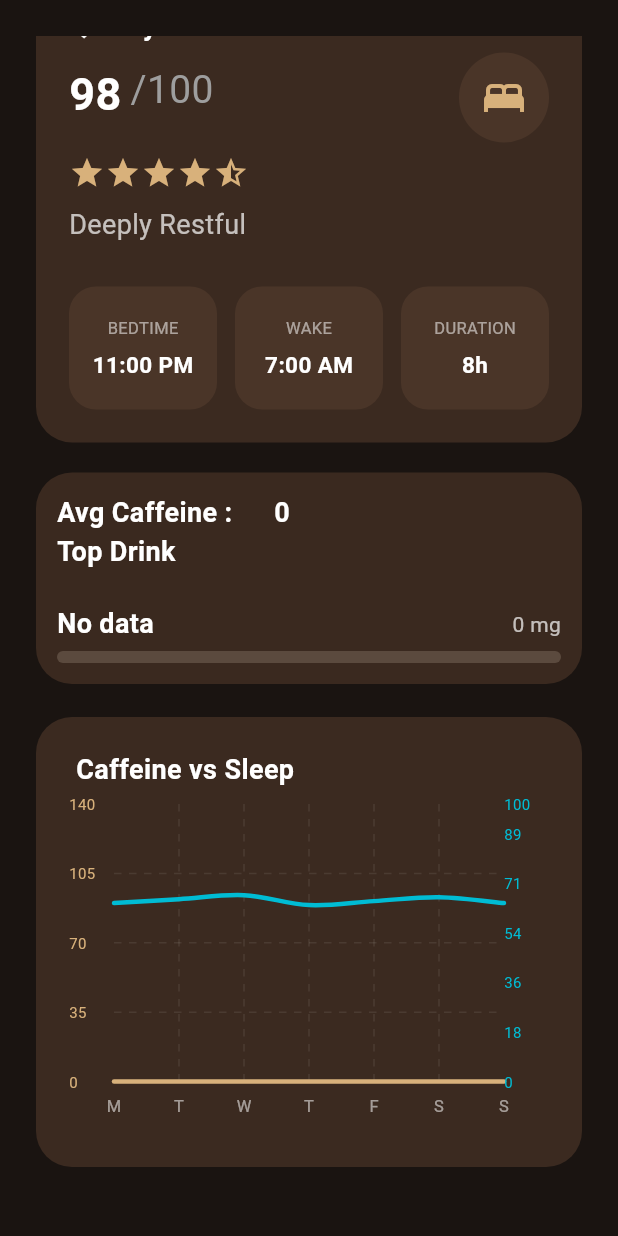
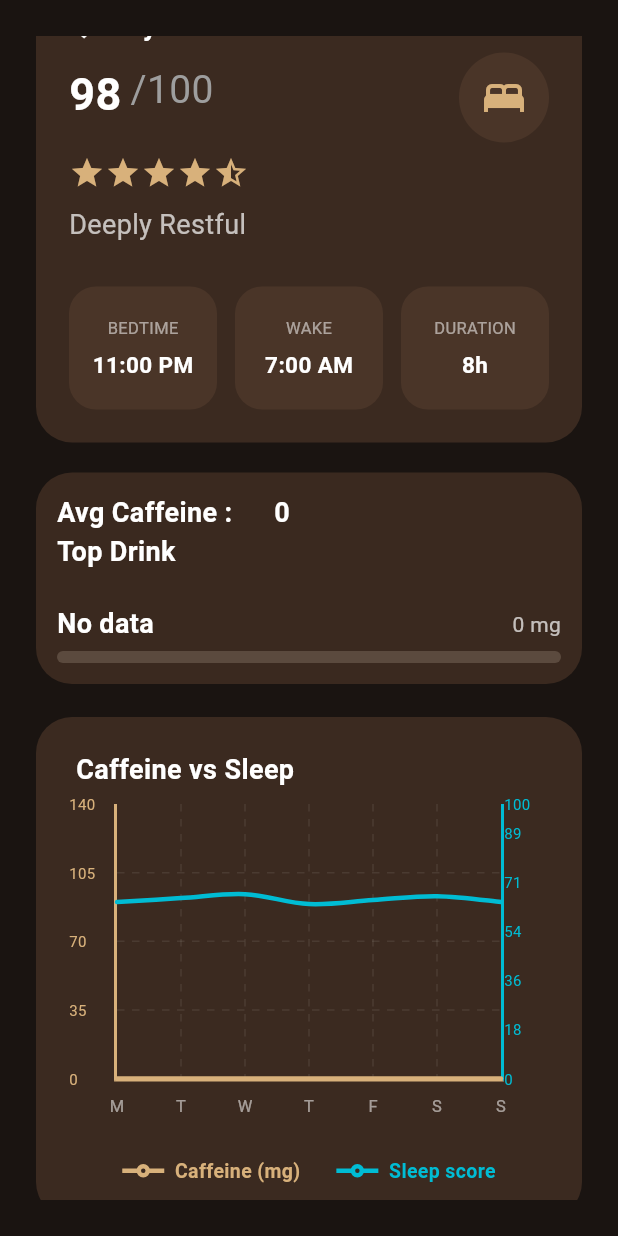
Before and after one commit to NaqiyyahMurshidah/brewclock, a Flutter app: the StatisticsScreen screen opened directly, scrolled down 267 dp, on a phone screen of 412 x 824 dp. Run offline on Flutter 3.47's test engine with Material 3 defaults, Android fonts, the phone set to English and light mode, and no system bars; drawn by our look-alikes of fl_chart.

Commit message:
adding label on caffeine vs sleep chart

```diff
--- a/lib/widgets/statistics/caff_sleep_chart_card.dart
+++ b/lib/widgets/statistics/caff_sleep_chart_card.dart
@@ -39,8 +39,67 @@ class CaffSleepChartCard extends StatelessWidget {
             height: 220,
             child: LineChart(_chartData(caffeineSpots, sleepSpots)),
           ), //this is where we call the chart function
+
+          const SizedBox(height: 15),
+
+          //chart labels
+          const Row(
+            mainAxisAlignment: MainAxisAlignment.center,
+            children: [
+              _ChartLegend(color: Color(0xFFD8B17B), label: "Caffeine (mg)"),
+
+              SizedBox(width: 24),
+
+              _ChartLegend(color: Colors.cyan, label: "Sleep score"),
+            ],
+          ),
         ],
       ),
+    );
+  }
+}
+
+class _ChartLegend extends StatelessWidget {
+  final Color color;
+  final String label;
+
+  const _ChartLegend({required this.color, required this.label});
+
+  @override
+  Widget build(BuildContext context) {
+    return Row(
+      mainAxisSize: MainAxisSize.min,
+      children: [
+        SizedBox(
+          width: 28,
+          child: Stack(
+            alignment: Alignment.center,
+            children: [
+              Container(height: 3, color: color),
+              Container(
+                width: 9,
+                height: 9,
+                decoration: BoxDecoration(
+                  color: const Color(0xFF3B2A20),
+                  shape: BoxShape.circle,
+                  border: Border.all(color: color, width: 3),
+                ),
+              ),
+            ],
+          ),
+        ),
+
+        const SizedBox(width: 7),
+
+        Text(
+          label,
+          style: TextStyle(
+            color: color,
+            fontSize: 13,
+            fontWeight: FontWeight.w600,
+          ),
+        ),
+      ],
     );
   }
 }
@@ -55,7 +114,15 @@ LineChartData _chartData(List<FlSpot> caffeineSpots, List<FlSpot> sleepSpots) {
     maxX: 6,
 
     //remove border
-    borderData: FlBorderData(show: false),
+    borderData: FlBorderData(
+      show: true,
+      border: const Border(
+        left: BorderSide(color: Color(0xFFD8B17B), width: 2),
+        right: BorderSide(color: Colors.cyan, width: 2),
+        bottom: BorderSide(color: Color(0xFFD8B17B), width: 2),
+        top: BorderSide.none,
+      ),
+    ),
 
     clipData: const FlClipData.all(),
 
```
